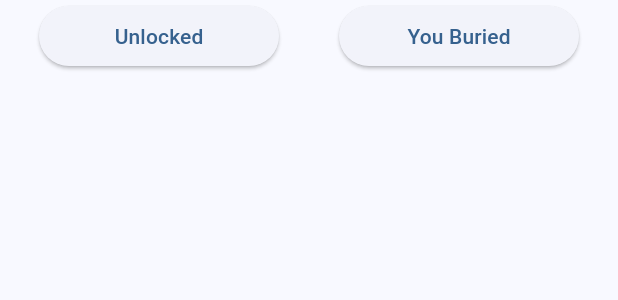
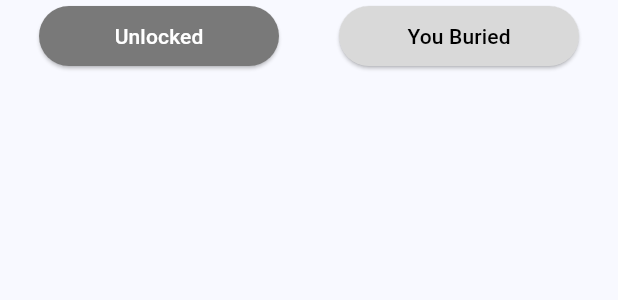
Before and after one commit to YPYT/TimeCapsule, a Flutter app: the HistoryScreenContent widget shown alone on an empty page, opened directly, on a phone screen of 412 x 824 dp. Shown: the top 300 px of the screen. Run offline on Flutter 3.47's test engine with Material 3 defaults, Android fonts, the phone set to English and light mode, and no system bars; our stand-ins replace image_picker, shared_preferences; missing offline and left inert: map_location_picker, time_machine; accounts and stored records are empty.

Commit message:
Tab colours on view and history screens

```diff
--- a/lib/history_capsule.dart
+++ b/lib/history_capsule.dart
@@ -46,6 +46,18 @@ class _HistoryScreenContentState extends State<HistoryScreenContent> {
 
   @override
   Widget build(BuildContext context) {
+    Color tabOneColour = Color(0xFFD9D9D9);
+    Color tabTwoColour = Color(0xFFD9D9D9);
+    Color tabOneFGColour = Colors.black;
+    Color tabTwoFGColour = Colors.black;
+    if (_tabIndex == 0) {
+      tabOneColour = Color(0xFF797979);
+      tabOneFGColour = Colors.white;
+    } else {
+      tabTwoColour = Color(0xFF797979);
+      tabTwoFGColour = Colors.white;
+    }
+
     return Center(
       child: FutureBuilder<List<dynamic>>(
         future: _capsules,
@@ -78,7 +90,8 @@ class _HistoryScreenContentState extends State<HistoryScreenContent> {
                         },
                         style: ElevatedButton.styleFrom(
                           fixedSize: Size(160, 30),
-                          //shape:
+                          backgroundColor: tabOneColour,
+                          foregroundColor: tabOneFGColour
                         ),
                         child: const Text('Unlocked'),
                       ),
@@ -90,7 +103,8 @@ class _HistoryScreenContentState extends State<HistoryScreenContent> {
                         },
                         style: ElevatedButton.styleFrom(
                           fixedSize: Size(160, 30),
-                          //shape:
+                          backgroundColor: tabTwoColour,
+                          foregroundColor: tabTwoFGColour
                         ),
                         child: const Text('You Buried')
                       ),
```
Also changed, not shown: lib/view_capsule.dart (+16 -2 lines).
